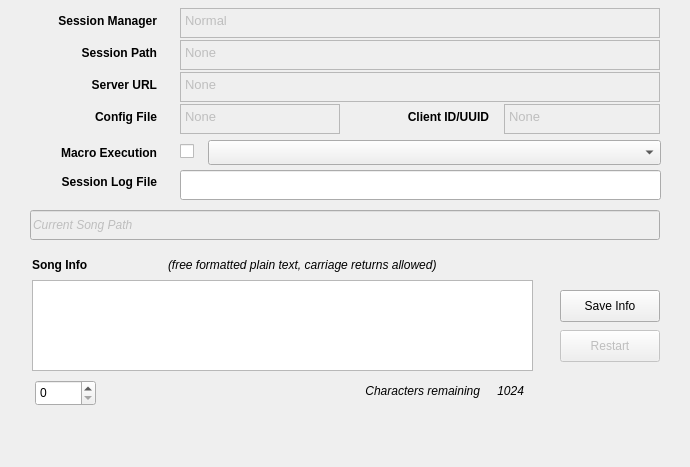
Qt form seq_qt5/forms/qsessionframe.ui (ahlstromcj/seq66) before a commit.
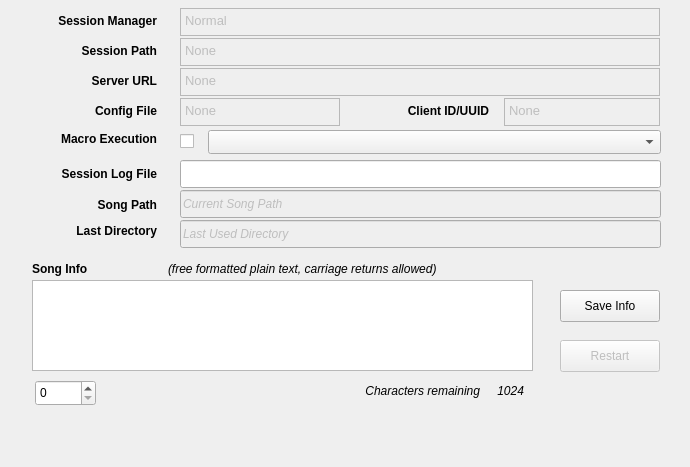
The same form after that commit.

What changed in the file:
```diff
--- a/seq_qt5/forms/qsessionframe.ui
+++ b/seq_qt5/forms/qsessionframe.ui
@@ -17,7 +17,7 @@
    <property name="geometry">
     <rect>
      <x>8</x>
-     <y>44</y>
+     <y>42</y>
      <width>149</width>
      <height>18</height>
     </rect>
@@ -30,7 +30,6 @@
    </property>
    <property name="font">
     <font>
-     <weight>75</weight>
      <bold>true</bold>
     </font>
    </property>
@@ -48,15 +47,15 @@
    <property name="geometry">
     <rect>
      <x>180</x>
-     <y>40</y>
+     <y>38</y>
      <width>480</width>
-     <height>30</height>
+     <height>28</height>
     </rect>
    </property>
    <property name="minimumSize">
     <size>
      <width>420</width>
-     <height>30</height>
+     <height>28</height>
     </size>
    </property>
    <property name="maximumSize">
@@ -76,17 +75,20 @@
    </property>
    <property name="html">
     <string>&lt;!DOCTYPE HTML PUBLIC &quot;-//W3C//DTD HTML 4.0//EN&quot; &quot;http://www.w3.org/TR/REC-html40/strict.dtd&quot;&gt;
-&lt;html&gt;&lt;head&gt;&lt;meta name=&quot;qrichtext&quot; content=&quot;1&quot; /&gt;&lt;style type=&quot;text/css&quot;&gt;
+&lt;html&gt;&lt;head&gt;&lt;meta name=&quot;qrichtext&quot; content=&quot;1&quot; /&gt;&lt;meta charset=&quot;utf-8&quot; /&gt;&lt;style type=&quot;text/css&quot;&gt;
 p, li { white-space: pre-wrap; }
-&lt;/style&gt;&lt;/head&gt;&lt;body style=&quot; font-family:'DejaVu Sans'; font-size:10pt; font-weight:400; font-style:normal;&quot;&gt;
-&lt;p style=&quot; margin-top:0px; margin-bottom:0px; margin-left:0px; margin-right:0px; -qt-block-indent:0; text-indent:0px;&quot;&gt;&lt;span style=&quot; font-family:'WenQuanYi Zen Hei'; font-weight:456;&quot;&gt;None&lt;/span&gt;&lt;/p&gt;&lt;/body&gt;&lt;/html&gt;</string>
+hr { height: 1px; border-width: 0; }
+li.unchecked::marker { content: &quot;\2610&quot;; }
+li.checked::marker { content: &quot;\2612&quot;; }
+&lt;/style&gt;&lt;/head&gt;&lt;body style=&quot; font-family:'Noto Sans'; font-size:12pt; font-weight:400; font-style:normal;&quot;&gt;
+&lt;p style=&quot; margin-top:0px; margin-bottom:0px; margin-left:0px; margin-right:0px; -qt-block-indent:0; text-indent:0px;&quot;&gt;&lt;span style=&quot; font-family:'WenQuanYi Zen Hei'; font-size:10pt; font-weight:456;&quot;&gt;None&lt;/span&gt;&lt;/p&gt;&lt;/body&gt;&lt;/html&gt;</string>
    </property>
   </widget>
   <widget class="QLabel" name="sessionServerUrl">
    <property name="geometry">
     <rect>
      <x>20</x>
-     <y>76</y>
+     <y>72</y>
      <width>137</width>
      <height>18</height>
     </rect>
@@ -99,7 +101,6 @@
    </property>
    <property name="font">
     <font>
-     <weight>75</weight>
      <bold>true</bold>
     </font>
    </property>
@@ -117,15 +118,15 @@
    <property name="geometry">
     <rect>
      <x>180</x>
-     <y>72</y>
+     <y>68</y>
      <width>480</width>
-     <height>30</height>
+     <height>28</height>
     </rect>
    </property>
    <property name="minimumSize">
     <size>
      <width>420</width>
-     <height>30</height>
+     <height>28</height>
     </size>
    </property>
    <property name="maximumSize">
@@ -145,17 +146,20 @@
    </property>
    <property name="html">
     <string>&lt;!DOCTYPE HTML PUBLIC &quot;-//W3C//DTD HTML 4.0//EN&quot; &quot;http://www.w3.org/TR/REC-html40/strict.dtd&quot;&gt;
-&lt;html&gt;&lt;head&gt;&lt;meta name=&quot;qrichtext&quot; content=&quot;1&quot; /&gt;&lt;style type=&quot;text/css&quot;&gt;
+&lt;html&gt;&lt;head&gt;&lt;meta name=&quot;qrichtext&quot; content=&quot;1&quot; /&gt;&lt;meta charset=&quot;utf-8&quot; /&gt;&lt;style type=&quot;text/css&quot;&gt;
 p, li { white-space: pre-wrap; }
-&lt;/style&gt;&lt;/head&gt;&lt;body style=&quot; font-family:'DejaVu Sans'; font-size:10pt; font-weight:400; font-style:normal;&quot;&gt;
-&lt;p style=&quot; margin-top:0px; margin-bottom:0px; margin-left:0px; margin-right:0px; -qt-block-indent:0; text-indent:0px;&quot;&gt;&lt;span style=&quot; font-family:'WenQuanYi Zen Hei'; font-weight:456;&quot;&gt;None&lt;/span&gt;&lt;/p&gt;&lt;/body&gt;&lt;/html&gt;</string>
+hr { height: 1px; border-width: 0; }
+li.unchecked::marker { content: &quot;\2610&quot;; }
+li.checked::marker { content: &quot;\2612&quot;; }
+&lt;/style&gt;&lt;/head&gt;&lt;body style=&quot; font-family:'Noto Sans'; font-size:12pt; font-weight:400; font-style:normal;&quot;&gt;
+&lt;p style=&quot; margin-top:0px; margin-bottom:0px; margin-left:0px; margin-right:0px; -qt-block-indent:0; text-indent:0px;&quot;&gt;&lt;span style=&quot; font-family:'WenQuanYi Zen Hei'; font-size:10pt; font-weight:456;&quot;&gt;None&lt;/span&gt;&lt;/p&gt;&lt;/body&gt;&lt;/html&gt;</string>
    </property>
   </widget>
   <widget class="QLabel" name="sessionLogLabel">
    <property name="geometry">
     <rect>
      <x>12</x>
-     <y>166</y>
+     <y>158</y>
      <width>145</width>
      <height>32</height>
     </rect>
@@ -168,7 +172,6 @@
    </property>
    <property name="font">
     <font>
-     <weight>75</weight>
      <bold>true</bold>
     </font>
    </property>
@@ -186,7 +189,7 @@
    <property name="geometry">
     <rect>
      <x>560</x>
-     <y>330</y>
+     <y>340</y>
      <width>100</width>
      <height>32</height>
     </rect>
@@ -219,13 +222,13 @@
      <x>180</x>
      <y>8</y>
      <width>480</width>
-     <height>30</height>
+     <height>28</height>
     </rect>
    </property>
    <property name="minimumSize">
     <size>
      <width>420</width>
-     <height>30</height>
+     <height>24</height>
     </size>
    </property>
    <property name="maximumSize">
@@ -245,10 +248,13 @@
    </property>
    <property name="html">
     <string>&lt;!DOCTYPE HTML PUBLIC &quot;-//W3C//DTD HTML 4.0//EN&quot; &quot;http://www.w3.org/TR/REC-html40/strict.dtd&quot;&gt;
-&lt;html&gt;&lt;head&gt;&lt;meta name=&quot;qrichtext&quot; content=&quot;1&quot; /&gt;&lt;style type=&quot;text/css&quot;&gt;
+&lt;html&gt;&lt;head&gt;&lt;meta name=&quot;qrichtext&quot; content=&quot;1&quot; /&gt;&lt;meta charset=&quot;utf-8&quot; /&gt;&lt;style type=&quot;text/css&quot;&gt;
 p, li { white-space: pre-wrap; }
-&lt;/style&gt;&lt;/head&gt;&lt;body style=&quot; font-family:'DejaVu Sans'; font-size:10pt; font-weight:400; font-style:normal;&quot;&gt;
-&lt;p style=&quot; margin-top:0px; margin-bottom:0px; margin-left:0px; margin-right:0px; -qt-block-indent:0; text-indent:0px;&quot;&gt;&lt;span style=&quot; font-family:'WenQuanYi Zen Hei'; font-weight:456;&quot;&gt;Normal&lt;/span&gt;&lt;/p&gt;&lt;/body&gt;&lt;/html&gt;</string>
+hr { height: 1px; border-width: 0; }
+li.unchecked::marker { content: &quot;\2610&quot;; }
+li.checked::marker { content: &quot;\2612&quot;; }
+&lt;/style&gt;&lt;/head&gt;&lt;body style=&quot; font-family:'Noto Sans'; font-size:12pt; font-weight:400; font-style:normal;&quot;&gt;
+&lt;p style=&quot; margin-top:0px; margin-bottom:0px; margin-left:0px; margin-right:0px; -qt-block-indent:0; text-indent:0px;&quot;&gt;&lt;span style=&quot; font-family:'WenQuanYi Zen Hei'; font-size:10pt; font-weight:456;&quot;&gt;Normal&lt;/span&gt;&lt;/p&gt;&lt;/body&gt;&lt;/html&gt;</string>
    </property>
   </widget>
   <widget class="QLabel" name="sessionManagerNameLabel">
@@ -277,14 +283,13 @@
    <property name="geometry">
     <rect>
      <x>12</x>
-     <y>108</y>
+     <y>102</y>
      <width>145</width>
      <height>18</height>
     </rect>
    </property>
    <property name="font">
     <font>
-     <weight>75</weight>
      <bold>true</bold>
     </font>
    </property>
@@ -299,14 +304,13 @@
    <property name="geometry">
     <rect>
      <x>364</x>
-     <y>108</y>
+     <y>102</y>
      <width>125</width>
      <height>18</height>
     </rect>
    </property>
    <property name="font">
     <font>
-     <weight>75</weight>
      <bold>true</bold>
     </font>
    </property>
@@ -324,15 +328,15 @@
    <property name="geometry">
     <rect>
      <x>180</x>
-     <y>104</y>
+     <y>98</y>
      <width>160</width>
-     <height>30</height>
+     <height>28</height>
     </rect>
    </property>
    <property name="minimumSize">
     <size>
      <width>0</width>
-     <height>30</height>
+     <height>28</height>
     </size>
    </property>
    <property name="maximumSize">
@@ -352,10 +356,13 @@
    </property>
    <property name="html">
     <string>&lt;!DOCTYPE HTML PUBLIC &quot;-//W3C//DTD HTML 4.0//EN&quot; &quot;http://www.w3.org/TR/REC-html40/strict.dtd&quot;&gt;
-&lt;html&gt;&lt;head&gt;&lt;meta name=&quot;qrichtext&quot; content=&quot;1&quot; /&gt;&lt;style type=&quot;text/css&quot;&gt;
+&lt;html&gt;&lt;head&gt;&lt;meta name=&quot;qrichtext&quot; content=&quot;1&quot; /&gt;&lt;meta charset=&quot;utf-8&quot; /&gt;&lt;style type=&quot;text/css&quot;&gt;
 p, li { white-space: pre-wrap; }
-&lt;/style&gt;&lt;/head&gt;&lt;body style=&quot; font-family:'DejaVu Sans'; font-size:10pt; font-weight:400; font-style:normal;&quot;&gt;
-&lt;p style=&quot; margin-top:0px; margin-bottom:0px; margin-left:0px; margin-right:0px; -qt-block-indent:0; text-indent:0px;&quot;&gt;&lt;span style=&quot; font-family:'WenQuanYi Zen Hei'; font-weight:456;&quot;&gt;None&lt;/span&gt;&lt;/p&gt;&lt;/body&gt;&lt;/html&gt;</string>
+hr { height: 1px; border-width: 0; }
+li.unchecked::marker { content: &quot;\2610&quot;; }
+li.checked::marker { content: &quot;\2612&quot;; }
+&lt;/style&gt;&lt;/head&gt;&lt;body style=&quot; font-family:'Noto Sans'; font-size:12pt; font-weight:400; font-style:normal;&quot;&gt;
+&lt;p style=&quot; margin-top:0px; margin-bottom:0px; margin-left:0px; margin-right:0px; -qt-block-indent:0; text-indent:0px;&quot;&gt;&lt;span style=&quot; font-family:'WenQuanYi Zen Hei'; font-size:10pt; font-weight:456;&quot;&gt;None&lt;/span&gt;&lt;/p&gt;&lt;/body&gt;&lt;/html&gt;</string>
    </property>
   </widget>
   <widget class="QTextEdit" name="clientIdText">
@@ -365,15 +372,15 @@
    <property name="geometry">
     <rect>
      <x>504</x>
-     <y>104</y>
+     <y>98</y>
      <width>156</width>
-     <height>30</height>
+     <height>28</height>
     </rect>
    </property>
    <property name="minimumSize">
     <size>
      <width>0</width>
-     <height>30</height>
+     <height>28</height>
     </size>
    </property>
    <property name="maximumSize">
@@ -393,10 +400,13 @@
    </property>
    <property name="html">
     <string>&lt;!DOCTYPE HTML PUBLIC &quot;-//W3C//DTD HTML 4.0//EN&quot; &quot;http://www.w3.org/TR/REC-html40/strict.dtd&quot;&gt;
-&lt;html&gt;&lt;head&gt;&lt;meta name=&quot;qrichtext&quot; content=&quot;1&quot; /&gt;&lt;style type=&quot;text/css&quot;&gt;
+&lt;html&gt;&lt;head&gt;&lt;meta name=&quot;qrichtext&quot; content=&quot;1&quot; /&gt;&lt;meta charset=&quot;utf-8&quot; /&gt;&lt;style type=&quot;text/css&quot;&gt;
 p, li { white-space: pre-wrap; }
-&lt;/style&gt;&lt;/head&gt;&lt;body style=&quot; font-family:'DejaVu Sans'; font-size:10pt; font-weight:400; font-style:normal;&quot;&gt;
-&lt;p style=&quot; margin-top:0px; margin-bottom:0px; margin-left:0px; margin-right:0px; -qt-block-indent:0; text-indent:0px;&quot;&gt;&lt;span style=&quot; font-family:'WenQuanYi Zen Hei'; font-weight:456;&quot;&gt;None&lt;/span&gt;&lt;/p&gt;&lt;/body&gt;&lt;/html&gt;</string>
+hr { height: 1px; border-width: 0; }
+li.unchecked::marker { content: &quot;\2610&quot;; }
+li.checked::marker { content: &quot;\2612&quot;; }
+&lt;/style&gt;&lt;/head&gt;&lt;body style=&quot; font-family:'Noto Sans'; font-size:12pt; font-weight:400; font-style:normal;&quot;&gt;
+&lt;p style=&quot; margin-top:0px; margin-bottom:0px; margin-left:0px; margin-right:0px; -qt-block-indent:0; text-indent:0px;&quot;&gt;&lt;span style=&quot; font-family:'WenQuanYi Zen Hei'; font-size:10pt; font-weight:456;&quot;&gt;None&lt;/span&gt;&lt;/p&gt;&lt;/body&gt;&lt;/html&gt;</string>
    </property>
   </widget>
   <widget class="QLineEdit" name="songPathText">
@@ -405,16 +415,16 @@
    </property>
    <property name="geometry">
     <rect>
-     <x>30</x>
-     <y>210</y>
-     <width>630</width>
-     <height>30</height>
+     <x>180</x>
+     <y>190</y>
+     <width>481</width>
+     <height>28</height>
     </rect>
    </property>
    <property name="minimumSize">
     <size>
      <width>0</width>
-     <height>30</height>
+     <height>28</height>
     </size>
    </property>
    <property name="maximumSize">
@@ -439,14 +449,13 @@
    <property name="geometry">
     <rect>
      <x>24</x>
-     <y>144</y>
+     <y>130</y>
      <width>133</width>
      <height>17</height>
     </rect>
    </property>
    <property name="font">
     <font>
-     <weight>75</weight>
      <bold>true</bold>
     </font>
    </property>
@@ -461,11 +470,17 @@
    <property name="geometry">
     <rect>
      <x>208</x>
-     <y>140</y>
+     <y>130</y>
      <width>453</width>
-     <height>25</height>
+     <height>24</height>
     </rect>
    </property>
+   <property name="minimumSize">
+    <size>
+     <width>0</width>
+     <height>24</height>
+    </size>
+   </property>
    <property name="currentText">
     <string/>
    </property>
@@ -477,8 +492,8 @@
    <property name="geometry">
     <rect>
      <x>180</x>
-     <y>140</y>
-     <width>33</width>
+     <y>130</y>
+     <width>21</width>
      <height>22</height>
     </rect>
    </property>
@@ -490,11 +505,17 @@
    <property name="geometry">
     <rect>
      <x>180</x>
-     <y>170</y>
+     <y>160</y>
      <width>481</width>
-     <height>30</height>
+     <height>28</height>
     </rect>
    </property>
+   <property name="minimumSize">
+    <size>
+     <width>0</width>
+     <height>28</height>
+    </size>
+   </property>
   </widget>
   <widget class="QPlainTextEdit" name="plainTextSongInfo">
    <property name="geometry">
@@ -515,14 +536,13 @@
    <property name="geometry">
     <rect>
      <x>32</x>
-     <y>256</y>
+     <y>260</y>
      <width>125</width>
      <height>17</height>
     </rect>
    </property>
    <property name="font">
     <font>
-     <weight>75</weight>
      <bold>true</bold>
     </font>
    </property>
@@ -534,7 +554,7 @@
    <property name="geometry">
     <rect>
      <x>168</x>
-     <y>256</y>
+     <y>260</y>
      <width>393</width>
      <height>17</height>
     </rect>
@@ -640,6 +660,78 @@
     <string>&lt;html&gt;&lt;head/&gt;&lt;body&gt;&lt;p&gt;Changes the current track number, ranging&lt;/p&gt;&lt;p&gt;from 0 to the highest pattern.  Then, if&lt;/p&gt;&lt;p&gt;any Meta Text is present in that pattern,&lt;/p&gt;&lt;p&gt;then the first one is shown.&lt;/p&gt;&lt;/body&gt;&lt;/html&gt;</string>
    </property>
   </widget>
+  <widget class="QLabel" name="label_2">
+   <property name="geometry">
+    <rect>
+     <x>16</x>
+     <y>220</y>
+     <width>141</width>
+     <height>22</height>
+    </rect>
+   </property>
+   <property name="font">
+    <font>
+     <bold>true</bold>
+    </font>
+   </property>
+   <property name="text">
+    <string>Last Directory</string>
+   </property>
+   <property name="alignment">
+    <set>Qt::AlignRight|Qt::AlignTrailing|Qt::AlignVCenter</set>
+   </property>
+  </widget>
+  <widget class="QLineEdit" name="lineEditLastUsedDir">
+   <property name="enabled">
+    <bool>false</bool>
+   </property>
+   <property name="geometry">
+    <rect>
+     <x>180</x>
+     <y>220</y>
+     <width>481</width>
+     <height>28</height>
+    </rect>
+   </property>
+   <property name="minimumSize">
+    <size>
+     <width>0</width>
+     <height>28</height>
+    </size>
+   </property>
+   <property name="font">
+    <font>
+     <italic>true</italic>
+    </font>
+   </property>
+   <property name="text">
+    <string>Last Used Directory</string>
+   </property>
+   <property name="placeholderText">
+    <string>N/A</string>
+   </property>
+  </widget>
+  <widget class="QLabel" name="label_4">
+   <property name="geometry">
+    <rect>
+     <x>46</x>
+     <y>194</y>
+     <width>111</width>
+     <height>22</height>
+    </rect>
+   </property>
+   <property name="font">
+    <font>
+     <bold>true</bold>
+    </font>
+   </property>
+   <property name="text">
+    <string>Song Path</string>
+   </property>
+   <property name="alignment">
+    <set>Qt::AlignRight|Qt::AlignTrailing|Qt::AlignVCenter</set>
+   </property>
+  </widget>
  </widget>
  <tabstops>
   <tabstop>sessionManagerNameText</tabstop>
```
Left out of the diff: 7 changed lines with no effect on the pictures.
